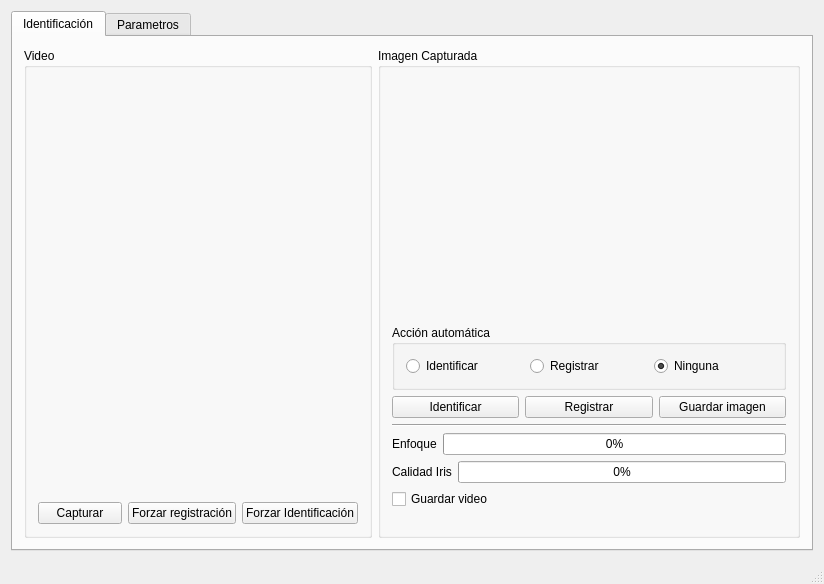
This is ui-c++/mainwindow.ui in mottalli/horus as Qt 5 draws it before an edit. The edited form follows.
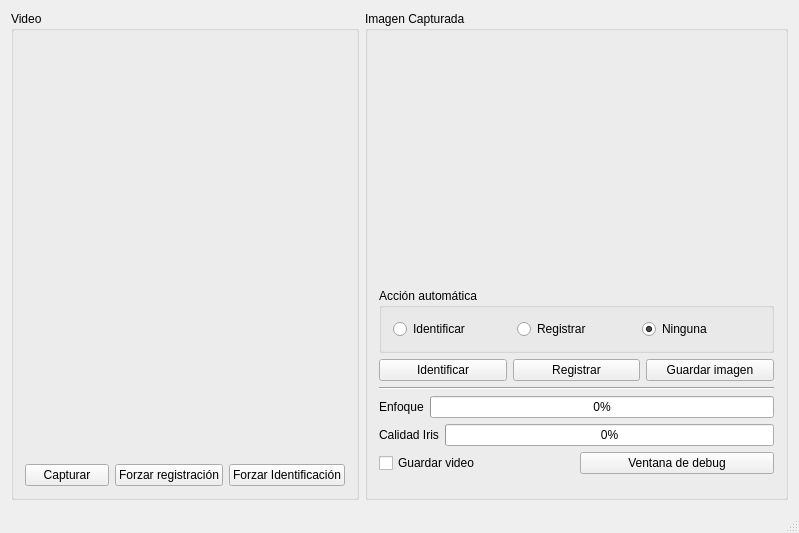
This is the edited form. Custom widgets are drawn as their Qt base class.

Commit message: Fixed problems with segmentation, added debug window, improved decorator

Patch:
```diff
--- a/ui-c++/mainwindow.ui
+++ b/ui-c++/mainwindow.ui
@@ -6,8 +6,8 @@
    <rect>
     <x>0</x>
     <y>0</y>
-    <width>824</width>
-    <height>584</height>
+    <width>799</width>
+    <height>533</height>
    </rect>
   </property>
   <property name="windowTitle">
@@ -16,16 +16,6 @@
   <widget class="QWidget" name="centralwidget">
    <layout class="QGridLayout" name="gridLayout_2">
     <item row="0" column="0">
-     <widget class="QTabWidget" name="tabWidget">
-      <property name="currentIndex">
-       <number>0</number>
-      </property>
-      <widget class="QWidget" name="mainTab">
-       <attribute name="title">
-        <string>Identificación</string>
-       </attribute>
-       <layout class="QGridLayout" name="gridLayout_5">
-        <item row="1" column="0">
          <widget class="QGroupBox" name="groupBox">
           <property name="title">
            <string>Video</string>
@@ -72,7 +62,7 @@
           </layout>
          </widget>
         </item>
-        <item row="1" column="1">
+    <item row="0" column="1">
          <widget class="QGroupBox" name="groupBox_2">
           <property name="title">
            <string>Imagen Capturada</string>
@@ -208,22 +198,24 @@
             </spacer>
            </item>
            <item row="6" column="0">
+        <layout class="QHBoxLayout" name="horizontalLayout_8">
+         <item>
             <widget class="QCheckBox" name="chkGuardarVideo">
              <property name="text">
               <string>Guardar video</string>
              </property>
             </widget>
            </item>
-          </layout>
+         <item>
+          <widget class="QPushButton" name="debugWindow">
+           <property name="text">
+            <string>Ventana de debug</string>
+           </property>
          </widget>
         </item>
        </layout>
-      </widget>
-      <widget class="QWidget" name="debugTab">
-       <attribute name="title">
-        <string>Parametros</string>
-       </attribute>
-      </widget>
+       </item>
+      </layout>
      </widget>
     </item>
    </layout>
```
Lines whose indentation alone changed are shown as unchanged. The commit also changes 23 other files.
